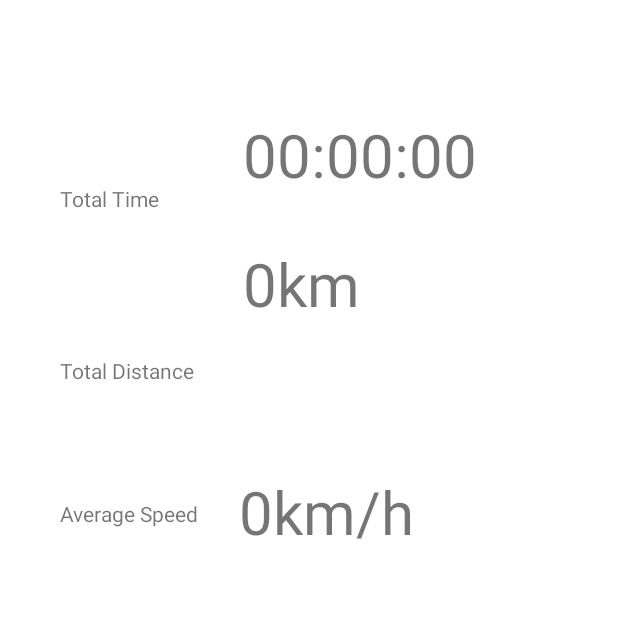
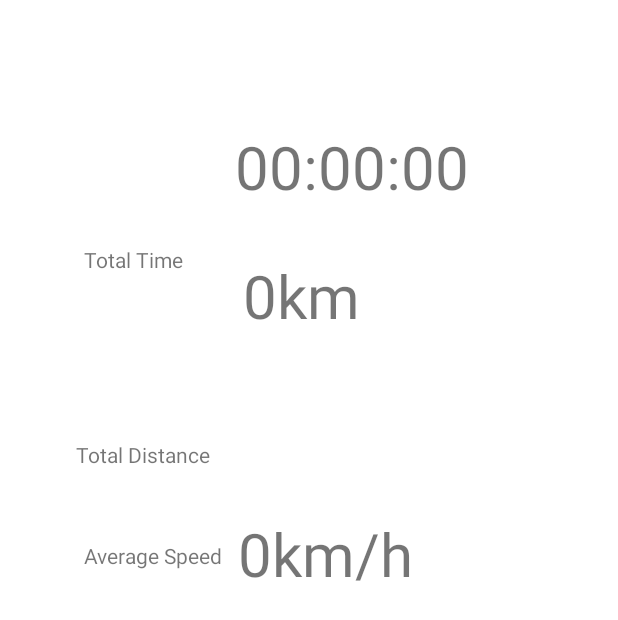
Before and after one commit to elenalaa/MyTrackingApp, an Android app: the layout fragment_statistics.xml on its own in the app's theme, with its tools: preview values and no code run, on a phone screen of 412 x 824 dp. Shown: the top 620 px of the screen. Run offline under Robolectric (Android 15) with nearby library versions, the phone set to English and light mode, and no system bars.

Commit message:
bottom navigation works

```diff
--- a/app/build.gradle
+++ b/app/build.gradle
@@ -50,11 +50,13 @@ dependencies {
     implementation 'com.google.android.gms:play-services-location:18.0.0'
     implementation 'androidx.navigation:navigation-fragment-ktx:2.3.5'
     implementation 'androidx.navigation:navigation-ui-ktx:2.3.5'
+    implementation "androidx.navigation:navigation-dynamic-features-fragment:2.3.5"
     // Kotlin Extensions and Coroutines support for Room
     implementation "androidx.room:room-ktx:2.3.0"
 
     implementation 'androidx.room:room-runtime:2.3.0'
     implementation 'androidx.viewpager:viewpager:1.0.0'
+    implementation 'androidx.legacy:legacy-support-v4:1.0.0'
     kapt "androidx.room:room-compiler:2.3.0"
     implementation 'com.google.android.material:material:1.4.0-beta01'
     // Architectural Components
--- a/app/src/main/java/com/example/mytrackingapp/BaseForApp.kt
+++ b/app/src/main/java/com/example/mytrackingapp/BaseForApp.kt
@@ -6,7 +6,6 @@ import dagger.hilt.android.HiltAndroidApp
 
 //Use Dagger Hilt
 @HiltAndroidApp
-
 class BaseForApp: Application() {
 
     override fun onCreate() {
--- a/app/src/main/java/com/example/mytrackingapp/moredbclasses/Constants.kt
+++ b/app/src/main/java/com/example/mytrackingapp/moredbclasses/Constants.kt
@@ -4,4 +4,8 @@ object Constants {
 
     const val TRACKING_DATABASE_NAME = "tracking_database"
     const val REQUEST_CODE_LOCATION = 0
+
+    const val ACTION_START_OR_RESUME_SERVICE = "ACTION_START_OR_RESUME_SERVICE"
+    const val ACTION_PAUSE_SERVICE = "ACTION_PAUSE_SERVICE"
+    const val ACTION_STOP_SERVICE = "ACTION_STOP_SERVICE"
 }
--- a/app/src/main/java/com/example/mytrackingapp/repository/Repository.kt
+++ b/app/src/main/java/com/example/mytrackingapp/repository/Repository.kt
@@ -23,5 +23,4 @@ class Repository @Inject constructor(
     fun getTotalTime() = trackDao.getTolatTime()
 
 
-
 }
--- /dev/null
+++ b/app/src/main/java/com/example/mytrackingapp/service/TrackingService.kt
@@ -0,0 +1,4 @@
+package com.example.mytrackingapp.service
+
+class TrackingService {
+}
--- a/app/src/main/java/com/example/mytrackingapp/ui/fragments/TrackFragment.kt
+++ b/app/src/main/java/com/example/mytrackingapp/ui/fragments/TrackFragment.kt
@@ -23,7 +23,13 @@ class TrackFragment : Fragment (R.layout.fragment_track), EasyPermissions.Permis
 
     private val viewModel: MainViewModel by viewModels()
 
+    override fun onViewCreated(view: View, savedInstanceState: Bundle?) {
+        super.onViewCreated(view, savedInstanceState)
+        requestPermissions()
 
+
+
+    }
 
     override fun onCreateView(inflater: LayoutInflater, container: ViewGroup?, savedInstanceState: Bundle?): View? =
         inflater.inflate(R.layout.fragment_track, container, false)
--- a/app/src/main/res/layout/fragment_statistics.xml
+++ b/app/src/main/res/layout/fragment_statistics.xml
@@ -2,6 +2,7 @@
 <androidx.constraintlayout.widget.ConstraintLayout xmlns:android="http://schemas.android.com/apk/res/android"
     xmlns:app="http://schemas.android.com/apk/res-auto"
     xmlns:tools="http://schemas.android.com/tools"
+    android:id="@+id/statisticsFragment"
     android:layout_width="match_parent"
     android:layout_height="match_parent"
     android:padding='16dp'>
@@ -11,19 +12,19 @@
         android:layout_width="wrap_content"
         android:layout_height="wrap_content"
         android:layout_marginStart="24dp"
-        android:layout_marginBottom="76dp"
+        android:layout_marginBottom="48dp"
         android:text="Total Distance"
         app:layout_constraintBottom_toTopOf="@+id/tvAverageSpeedInfo"
         app:layout_constraintEnd_toStartOf="@+id/tvTotalDistance"
-        app:layout_constraintHorizontal_bias="0.0"
+        app:layout_constraintHorizontal_bias="0.333"
         app:layout_constraintStart_toStartOf="parent" />
 
     <com.google.android.material.textview.MaterialTextView
         android:id="@+id/tvAverageSpeedInfo"
         android:layout_width="wrap_content"
         android:layout_height="wrap_content"
-        android:layout_marginStart="24dp"
-        android:layout_marginBottom="220dp"
+        android:layout_marginStart="40dp"
+        android:layout_marginBottom="192dp"
         android:text="Average Speed"
         app:layout_constraintBottom_toTopOf="@+id/guideline"
         app:layout_constraintStart_toStartOf="parent" />
@@ -32,34 +33,34 @@
         android:id="@+id/tvTotalTimeInfo"
         android:layout_width="wrap_content"
         android:layout_height="wrap_content"
-        android:layout_marginStart="24dp"
+        android:layout_marginStart="40dp"
         android:text="Total Time"
         app:layout_constraintBottom_toTopOf="@+id/tvTotalDistanceInfo"
         app:layout_constraintStart_toStartOf="parent"
         app:layout_constraintTop_toTopOf="@+id/guideline4"
-        app:layout_constraintVertical_bias="0.475" />
+        app:layout_constraintVertical_bias="0.536" />
 
     <com.google.android.material.textview.MaterialTextView
         android:id="@+id/tvAverageSpeed"
         android:layout_width="wrap_content"
         android:layout_height="wrap_content"
-        android:layout_marginBottom="204dp"
+        android:layout_marginBottom="176dp"
         android:text="0km/h"
         android:textSize="40sp"
         app:layout_constraintBottom_toTopOf="@+id/guideline"
         app:layout_constraintEnd_toEndOf="parent"
-        app:layout_constraintHorizontal_bias="0.186"
+        app:layout_constraintHorizontal_bias="0.082"
         app:layout_constraintStart_toEndOf="@+id/tvAverageSpeedInfo" />
 
     <com.google.android.material.textview.MaterialTextView
         android:id="@+id/tvTotalTime"
         android:layout_width="wrap_content"
         android:layout_height="wrap_content"
-        android:layout_marginTop="60dp"
+        android:layout_marginTop="68dp"
         android:text="@string/time_sek"
         android:textSize="40sp"
         app:layout_constraintEnd_toEndOf="parent"
-        app:layout_constraintHorizontal_bias="0.42"
+        app:layout_constraintHorizontal_bias="0.291"
         app:layout_constraintStart_toEndOf="@+id/tvTotalTimeInfo"
         app:layout_constraintTop_toTopOf="parent"
         tools:ignore="HardcodedText" />
--- a/app/src/main/res/layout/fragment_tracking.xml
+++ b/app/src/main/res/layout/fragment_tracking.xml
@@ -2,7 +2,7 @@
 <androidx.constraintlayout.widget.ConstraintLayout xmlns:android="http://schemas.android.com/apk/res/android"
     xmlns:app="http://schemas.android.com/apk/res-auto"
     xmlns:tools="http://schemas.android.com/tools"
-    android:id="@+id/tacking_fr"
+    android:id="@+id/tackingFragment"
     android:layout_width="match_parent"
     android:layout_height="match_parent">
 
--- a/app/src/main/res/menu/bottom_nav_menu.xml
+++ b/app/src/main/res/menu/bottom_nav_menu.xml
@@ -3,9 +3,11 @@
 
     <item android:id="@+id/trackFragment"
         android:title="@string/your_tracks"
+        android:enabled="true"
         android:icon="@drawable/ic_baseline_home_24" />
 
     <item android:id="@+id/statisticsFragment"
         android:title="@string/statistics"
+        android:enabled="true"
         android:icon="@drawable/ic_baseline_view_list_24" />
 </menu>
--- a/app/src/main/res/values/strings.xml
+++ b/app/src/main/res/values/strings.xml
@@ -13,4 +13,6 @@
     <string name="distance">0km</string>
     <string name="start_a_new_track">Start A New Track</string>
     <string name="sort_by">Sort by:</string>
+    <!-- TODO: Remove or change this placeholder text -->
+    <string name="hello_blank_fragment">Hello blank fragment</string>
 </resources>
```
Also changed, not shown: app/src/main/java/com/example/mytrackingapp/ui/MainActivity.kt (+51 -24 lines), app/src/main/java/com/example/mytrackingapp/ui/fragments/StatisticsFragment.kt (+7 -2 lines), app/src/main/java/com/example/mytrackingapp/ui/fragments/TrackingFragment.kt (+0 -10 lines), app/src/main/java/com/example/mytrackingapp/ui/viewmodels/MainViewModel.kt (+5 -5 lines), app/src/main/java/com/example/mytrackingapp/ui/viewmodels/StatisticsViewModel.kt (+3 -4 lines), app/src/main/res/layout/activity_main.xml (+13 -11 lines), app/src/main/res/layout/fragment_track.xml (+7 -7 lines), app/src/main/res/navigation/nav_graph.xml (renamed from app/src/main/res/navigation/navig_graph.xml, +7 -4 lines).
